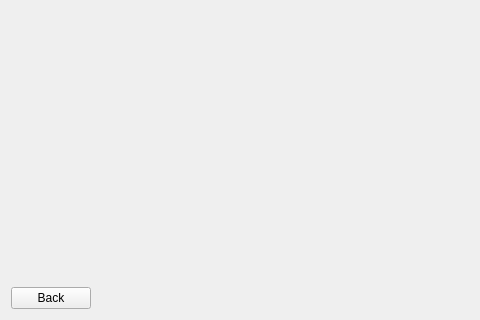
This is ui/views/forms/SetupWidget.ui in reilleya/RMTS-Software as Qt 5 draws it before an edit; both pictures show x 0 to 480 and y 202 to 522 of the 1070 by 522 pixel window. The edited form follows.
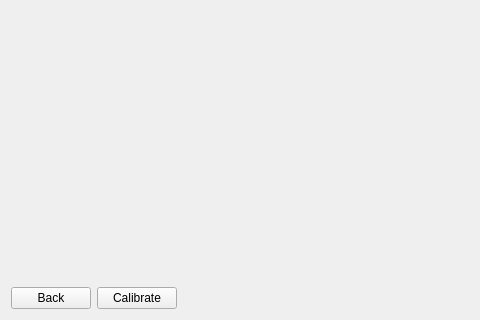
This is the edited form. Custom widgets are drawn as their Qt base class.

Commit message: Added amp zeroing button

Patch:
```diff
--- a/ui/views/forms/SetupWidget.ui
+++ b/ui/views/forms/SetupWidget.ui
@@ -235,6 +235,13 @@
        </property>
       </widget>
      </item>
+     <item>
+      <widget class="QPushButton" name="pushButtonCalibrate">
+       <property name="text">
+        <string>Calibrate</string>
+       </property>
+      </widget>
+     </item>
      <item>
       <spacer name="horizontalSpacer">
        <property name="orientation">
```
The commit also changes 8 other files.
